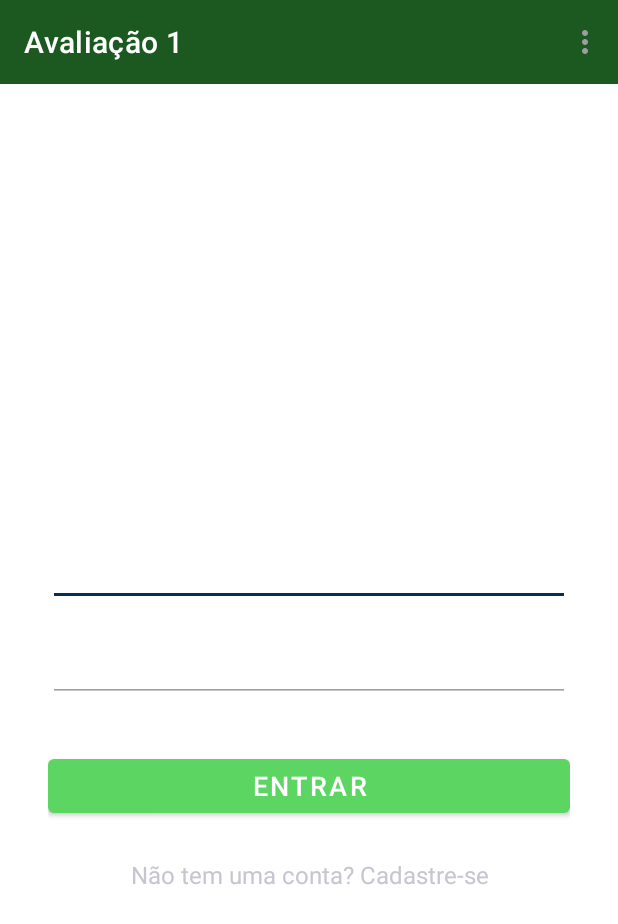
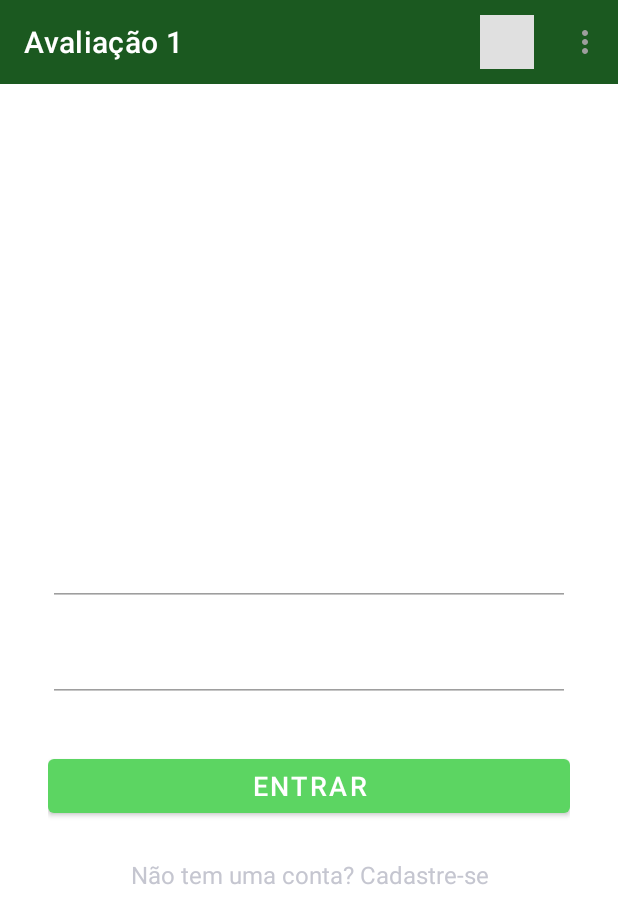
Before and after one commit to getHenrique/Avaliacao1-ProgMobile, an Android app: the screen it shows after launch (MainActivity), in the options menu, after a tap on "Alternar Tema", on a phone screen of 412 x 824 dp. Shown: the top 924 px of the screen. Run offline under Robolectric (Android 15) with nearby library versions, the light colour scheme and no system bars; our stand-ins replace Room's generated code.

Commit message:
implementacao inicial da tollbar

```diff
--- a/app/src/main/java/edu/facom/avaliacao1/model/AppDatabase.java
+++ b/app/src/main/java/edu/facom/avaliacao1/model/AppDatabase.java
@@ -11,7 +11,7 @@ import java.util.concurrent.Executors;
 import edu.facom.avaliacao1.R;
 
 // Atualiza a anotação para incluir todas as entidades e aumenta a versão para aplicar as alterações
-@Database(entities = {Usuario.class, Region.class, Bird.class, Attraction.class}, version = 4, exportSchema = false)
+@Database(entities = {Usuario.class, Region.class, Bird.class, Attraction.class}, version = 5, exportSchema = false)
 public abstract class AppDatabase extends RoomDatabase {
 
     public abstract UsuarioDao usuarioDao();
--- a/app/src/main/java/edu/facom/avaliacao1/model/Usuario.java
+++ b/app/src/main/java/edu/facom/avaliacao1/model/Usuario.java
@@ -15,6 +15,8 @@ public class Usuario {
 
     public String caminhoFoto;
 
+    public boolean sessaoAtiva;
+
 
     public Usuario() {
     }
--- a/app/src/main/java/edu/facom/avaliacao1/model/UsuarioDao.java
+++ b/app/src/main/java/edu/facom/avaliacao1/model/UsuarioDao.java
@@ -20,4 +20,10 @@ public interface UsuarioDao {
     // Método para validar login de usuario
     @Query("SELECT * FROM usuarios WHERE nomeUsuario = :nome AND senha = :senhaCriptografada LIMIT 1")
     Usuario validarLogin(String nome, String senhaCriptografada);
+
+    @Query("SELECT * FROM usuarios WHERE sessaoAtiva = 1 LIMIT 1")
+    Usuario buscarUsuarioLogado();
+
+    @Query("UPDATE usuarios SET sessaoAtiva = 0")
+    void encerrarSessoes();
 }
--- a/app/src/main/java/edu/facom/avaliacao1/view/CadastroActivity.java
+++ b/app/src/main/java/edu/facom/avaliacao1/view/CadastroActivity.java
@@ -62,6 +62,11 @@ public class CadastroActivity extends AppCompatActivity {
         edtSenhaUsuario = findViewById(R.id.edtSenhaUsuario);
         btnTirarFoto = findViewById(R.id.btnTirarFoto);
         btnSalvarCadastro = findViewById(R.id.btnSalvarCadastro);
+
+        int idRecebido = getIntent().getIntExtra("ID_USUARIO", -1);
+        if (idRecebido != -1) {
+            btnSalvarCadastro.setText("Atualizar Perfil");
+        }
 
         // Inicializar o ViewModel
         viewModel = new ViewModelProvider(this).get(CadastroViewModel.class);
--- a/app/src/main/java/edu/facom/avaliacao1/view/MainActivity.java
+++ b/app/src/main/java/edu/facom/avaliacao1/view/MainActivity.java
@@ -5,27 +5,28 @@ import android.os.Bundle;
 import android.view.Menu;
 import android.view.MenuItem;
 import android.view.View;
+import android.content.Intent;
+import android.net.Uri;
+import android.widget.ImageView;
 
 import androidx.annotation.NonNull;
 import androidx.appcompat.app.AppCompatActivity;
 import androidx.appcompat.app.AppCompatDelegate;
 import androidx.appcompat.widget.Toolbar;
 import androidx.fragment.app.Fragment;
-import androidx.fragment.app.FragmentTransaction;
 import androidx.lifecycle.ViewModelProvider;
 
 import com.google.android.material.bottomnavigation.BottomNavigationView;
 
+import java.io.File;
+
 import edu.facom.avaliacao1.R;
-import edu.facom.avaliacao1.view.AttractionsFragment;
-import edu.facom.avaliacao1.view.BirdsFragment;
-import edu.facom.avaliacao1.view.FilterFragment;
-import edu.facom.avaliacao1.view.LoginFragment;
-import edu.facom.avaliacao1.viewmodel.CadastroViewModel;
+import edu.facom.avaliacao1.viewmodel.MainViewModel;
 
 public class MainActivity extends AppCompatActivity {
-
-    private CadastroViewModel viewModel;
+    private MainViewModel viewModel;
+    private ImageView imgAvatarToolbar;
+    private int idUsuarioLogado = -1;
 
     @Override
     protected void onCreate(Bundle savedInstanceState) {
@@ -35,6 +36,7 @@ public class MainActivity extends AppCompatActivity {
         //Toolbar
         Toolbar toolbar = findViewById(R.id.toolbar);
         setSupportActionBar(toolbar);
+        imgAvatarToolbar = findViewById(R.id.imgAvatarToolbar);
 
         //BottomNav
         BottomNavigationView bottomNav = findViewById(R.id.bottom_navigation);
@@ -62,28 +64,41 @@ public class MainActivity extends AppCompatActivity {
             bottomNav.setSelectedItemId(R.id.nav_filter);// Inicia no fragmento de filtro
         }
 
-        viewModel = new ViewModelProvider(this).get(CadastroViewModel.class);
+        // Inicializa o MainViewModel corretamente para gerenciar a sessão
+        viewModel = new ViewModelProvider(this).get(MainViewModel.class);
 
         viewModel.getUsuarioAtivo().observe(this, usuario -> {
             if (usuario == null) {
-                // Sem sessão: Oculta o menu e bloqueia o acesso aos 3 fragmentos, redirecionando para o Login[cite: 1, 2]
+                // Sem sessão: Oculta o menu e bloqueia o acesso aos 3 fragmentos, redirecionando para o Login
                 bottomNav.setVisibility(View.GONE);
                 getSupportFragmentManager().beginTransaction()
                         .replace(R.id.fragment_container, new LoginFragment())
                         .commit();
             } else {
-                // Com sessão: Liberta o acesso, mostra o menu de navegação[cite: 1, 2]
+                // Com sessão: Liberta o acesso, mostra o menu de navegação
                 bottomNav.setVisibility(View.VISIBLE);
+
+                // Armazena o ID do usuário para uso na edição do perfil
+                idUsuarioLogado = usuario.id;
+
+                // Lógica para atualizar a Toolbar com o avatar em URI
+                if (usuario.caminhoFoto != null && !usuario.caminhoFoto.isEmpty()) {
+                    File arquivoFoto = new File(usuario.caminhoFoto);
+                    if (arquivoFoto.exists()) {
+                        imgAvatarToolbar.setImageURI(Uri.fromFile(arquivoFoto));
+                    }
+                }
 
                 // Redireciona para o fragmento principal (FilterFragment) apenas se o ecrã atual for o LoginFragment
                 Fragment currentFragment = getSupportFragmentManager().findFragmentById(R.id.fragment_container);
                 if (currentFragment instanceof LoginFragment || currentFragment == null) {
                     bottomNav.setSelectedItemId(R.id.nav_filter);
                 }
-
-                // TODO: Adicionar lógica para atualizar a Toolbar com o avatar em bytes (BLOB) e o nome do perfil[cite: 2]
             }
         });
+
+        // Engatilha a verificação da sessão ativa no banco de dados ao iniciar a activity
+        viewModel.verificarSessao();
     }
 
     //Uso do Toolbar e troca de modos
@@ -95,10 +110,25 @@ public class MainActivity extends AppCompatActivity {
 
     @Override
     public boolean onOptionsItemSelected(@NonNull MenuItem item) {
-        if (item.getItemId() == R.id.action_toggle_theme) {
+        int itemId = item.getItemId();
+
+        if (itemId == R.id.action_toggle_theme) {
             toggleTheme();
             return true;
+        } else if (itemId == R.id.action_editar_perfil) {
+            // Verifica se há usuário logado e redireciona para a tela de edição
+            if (idUsuarioLogado != -1) {
+                Intent intent = new Intent(this, CadastroActivity.class);
+                intent.putExtra("ID_USUARIO", idUsuarioLogado);
+                startActivity(intent);
+            }
+            return true;
+        } else if (itemId == R.id.action_logout) {
+            // Executa o encerramento da sessão no banco
+            viewModel.fazerLogout();
+            return true;
         }
+
         return super.onOptionsItemSelected(item);
     }
 
--- /dev/null
+++ b/app/src/main/java/edu/facom/avaliacao1/viewmodel/MainViewModel.java
@@ -0,0 +1,46 @@
+package edu.facom.avaliacao1.viewmodel;
+
+import android.app.Application;
+import androidx.annotation.NonNull;
+import androidx.lifecycle.AndroidViewModel;
+import androidx.lifecycle.LiveData;
+import androidx.lifecycle.MutableLiveData;
+import java.util.concurrent.ExecutorService;
+import java.util.concurrent.Executors;
+import edu.facom.avaliacao1.model.AppDatabase;
+import edu.facom.avaliacao1.model.Usuario;
+import edu.facom.avaliacao1.model.UsuarioDao;
+
+public class MainViewModel extends AndroidViewModel {
+    private final UsuarioDao usuarioDao;
+    private final ExecutorService executorService;
+    private final MutableLiveData<Usuario> usuarioAtivo = new MutableLiveData<>();
+
+    public MainViewModel(@NonNull Application application) {
+        super(application);
+        usuarioDao = AppDatabase.getInstance(application).usuarioDao();
+        executorService = Executors.newSingleThreadExecutor();
+    }
+
+    public LiveData<Usuario> getUsuarioAtivo() {
+        return usuarioAtivo;
+    }
+
+    public void verificarSessao() {
+        executorService.execute(() -> {
+            try {
+                Usuario logado = usuarioDao.buscarUsuarioLogado();
+                usuarioAtivo.postValue(logado);
+            } catch (Exception e) {
+                usuarioAtivo.postValue(null);
+            }
+        });
+    }
+
+    public void fazerLogout() {
+        executorService.execute(() -> {
+            usuarioDao.encerrarSessoes();
+            usuarioAtivo.postValue(null);
+        });
+    }
+}
--- a/app/src/main/res/layout/activity_main.xml
+++ b/app/src/main/res/layout/activity_main.xml
@@ -6,12 +6,24 @@
 
     <!--Onde fica o Toolbar (menu_main.xml)-->
     <androidx.appcompat.widget.Toolbar
-        android:id="@+id/toolbar"
-        android:layout_width="match_parent"
-        android:layout_height="?attr/actionBarSize"
-        android:background="?attr/colorPrimary"
-        app:titleTextColor="?attr/colorOnPrimary"
-        android:layout_alignParentTop="true" />
+    android:id="@+id/toolbar"
+    android:layout_width="match_parent"
+    android:layout_height="?attr/actionBarSize"
+    android:background="?attr/colorPrimary"
+    app:titleTextColor="?attr/colorOnPrimary"
+    android:layout_alignParentTop="true">
+
+    <!-- Novo Avatar -->
+    <ImageView
+        android:id="@+id/imgAvatarToolbar"
+        android:layout_width="36dp"
+        android:layout_height="36dp"
+        android:layout_gravity="end"
+        android:layout_marginEnd="16dp"
+        android:scaleType="centerCrop"
+        android:background="#E0E0E0" />
+
+</androidx.appcompat.widget.Toolbar>
 
     <!--Onde os fragments aparecem-->
     <FrameLayout
--- a/app/src/main/res/menu/menu_main.xml
+++ b/app/src/main/res/menu/menu_main.xml
@@ -9,4 +9,12 @@
         android:id="@+id/action_toggle_theme"
         android:title="Alternar Tema"
         app:showAsAction="never" /><!--Item escondido nos três pontinhos-->
+    <item
+        android:id="@+id/action_editar_perfil"
+        android:title="Editar Perfil"
+        app:showAsAction="never" />
+    <item
+        android:id="@+id/action_logout"
+        android:title="Sair"
+        app:showAsAction="never" />
 </menu>
```
Also changed, not shown: app/src/main/java/edu/facom/avaliacao1/viewmodel/CadastroViewModel.java (+12 -1 lines).
